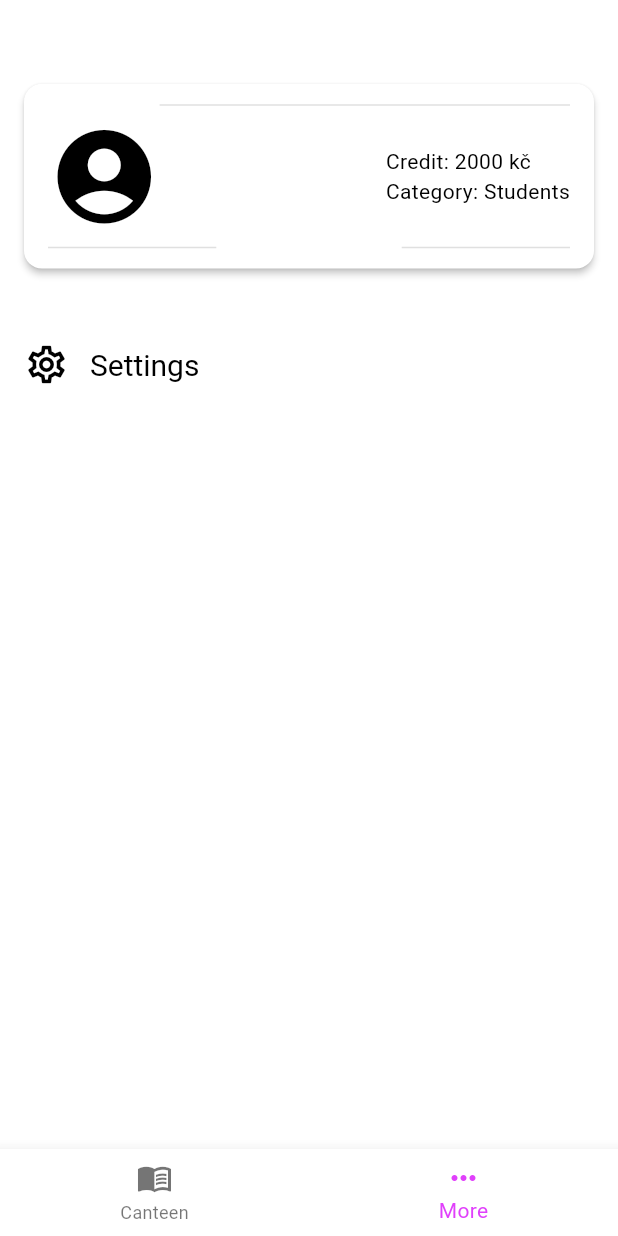
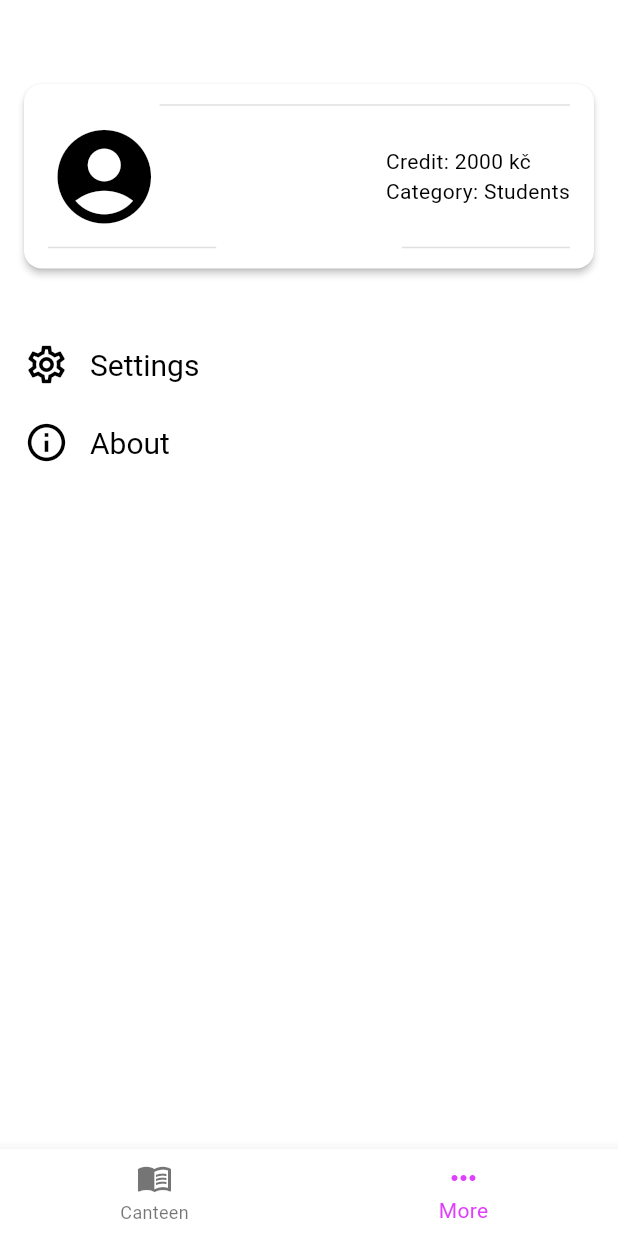
Before and after one commit to App-Elevate/AUT.aplikace-legacy, a Flutter app: the screen it shows after launch, item 2 of the bottom bar chosen, on a phone screen of 412 x 824 dp. Run offline on Flutter 3.47's test engine with Material 3 defaults, Android fonts, the phone set to English and light mode, and no system bars; our stand-ins replace awesome_notifications, device_info_plus, dio, firebase_analytics, firebase_core, firebase_crashlytics and 13 more; missing offline and left inert: background_fetch, canteenlib, enum_to_string, icons_flutter, install_plugin, markdown; accounts and stored records are empty; network calls fail; statements that could not run were skipped; project files that could hold a hidden picture were left out.

Commit message:
add AboutScreen() to more page

```diff
--- a/lib/pages_new/more.dart
+++ b/lib/pages_new/more.dart
@@ -1,4 +1,5 @@
 import 'package:autojidelna/classes_enums/spacing.dart';
+import 'package:autojidelna/pages_new/about.dart';
 import 'package:autojidelna/pages_new/settings.dart';
 import 'package:autojidelna/shared_widgets/settings/custom_divider.dart';
 import 'package:autojidelna/shared_widgets/switch_account_panel_v2.dart';
@@ -85,7 +86,12 @@ class MorePage extends StatelessWidget {
             leading: const Icon(Icons.settings_outlined),
             title: const Text("Settings"),
             onTap: () => Navigator.of(context).push(MaterialPageRoute(builder: (context) => const SettingsScreen())),
-          )
+          ),
+          ListTile(
+            leading: const Icon(Icons.info_outline),
+            title: const Text("About"),
+            onTap: () => Navigator.of(context).push(MaterialPageRoute(builder: (context) => const AboutScreen())),
+          ),
         ],
       ),
     );
```
